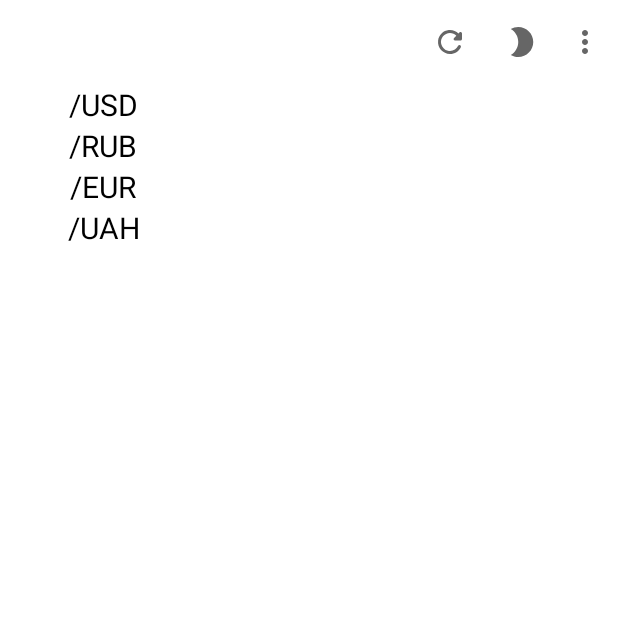
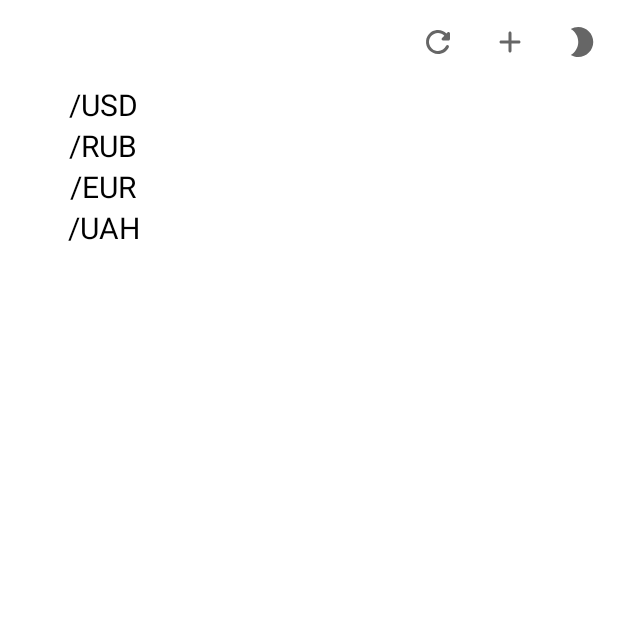
Before and after one commit to cloy123/CryptoState, an Android app: the screen it shows after launch (MainActivity), item 2 of the bottom bar chosen, on a phone screen of 412 x 824 dp, the top half of it. Run offline under Robolectric (Android 15) with nearby library versions, the phone set to English and light mode, and no system bars; 15 statements that could not run were skipped.

Commit message:
изменил кнопку добавить

```diff
--- a/app/src/main/java/com/monsieur/cloy/cryptostate/ui/assets/AssetsRecyclerAdapter.kt
+++ b/app/src/main/java/com/monsieur/cloy/cryptostate/ui/assets/AssetsRecyclerAdapter.kt
@@ -47,11 +47,11 @@ class AssetsRecyclerAdapter() : RecyclerView.Adapter<AssetsRecyclerAdapter.ViewH
             holder.averagePrice.text = item.averagePrice.toString()
             holder.change.text = item.change.toString()
             if(item.isDefaultFiatAsset){
-                holder.delete.visibility = View.GONE
+              //  holder.delete.visibility = View.GONE
                 holder.linearAveragePrice.visibility = View.GONE
                 holder.linearChange.visibility = View.GONE
             }else{
-                holder.delete.visibility = View.VISIBLE
+               // holder.delete.visibility = View.VISIBLE
                 holder.linearAveragePrice.visibility = View.VISIBLE
                 holder.linearChange.visibility = View.VISIBLE
             }
--- a/app/src/main/java/com/monsieur/cloy/cryptostate/ui/main/MainFragment.kt
+++ b/app/src/main/java/com/monsieur/cloy/cryptostate/ui/main/MainFragment.kt
@@ -6,12 +6,13 @@ import android.view.LayoutInflater
 import android.view.View
 import android.view.ViewGroup
 import androidx.lifecycle.ViewModelProvider
+import com.google.android.material.tabs.TabLayout
 import com.google.android.material.tabs.TabLayoutMediator
 import com.monsieur.cloy.cryptostate.databinding.FragmentMainBinding
 import com.monsieur.cloy.cryptostate.utilits.changeToolBar
 import com.monsieur.cloy.cryptostate.viewModels.MainViewModel
 
-class MainFragment : Fragment() {
+class MainFragment : Fragment(), TabLayout.OnTabSelectedListener {
 
     private var _binding: FragmentMainBinding? = null
     private val binding get() = _binding!!
@@ -35,6 +36,7 @@ class MainFragment : Fragment() {
     override fun onResume() {
         super.onResume()
         changeToolBar(menu = true, homeButton = false, "")
+        binding.tabs.selectTab(binding.tabs.getTabAt(mainViewModel.currentTabPosition))
     }
 
     private fun createViewPager(){
@@ -47,5 +49,16 @@ class MainFragment : Fragment() {
             }
         }
         tabLayoutMediator.attach()
+        binding.tabs.addOnTabSelectedListener(this)
     }
+
+    override fun onTabSelected(tab: TabLayout.Tab?) {
+        if(mainViewModel != null){
+            mainViewModel.currentTabPosition = binding.tabs.selectedTabPosition
+        }
+    }
+
+    override fun onTabUnselected(tab: TabLayout.Tab?) {}
+
+    override fun onTabReselected(tab: TabLayout.Tab?) {}
 }
--- a/app/src/main/java/com/monsieur/cloy/cryptostate/ui/main/ViewPagerAdapter.kt
+++ b/app/src/main/java/com/monsieur/cloy/cryptostate/ui/main/ViewPagerAdapter.kt
@@ -13,7 +13,6 @@ class ViewPagerAdapter(fragmentActivity: FragmentActivity): FragmentStateAdapter
     }
 
     override fun createFragment(position: Int): Fragment {
-
         return when(position){
             0 -> PagePrices.newInstance()
             1 -> PageAssets.newInstance()
--- a/app/src/main/java/com/monsieur/cloy/cryptostate/ui/prices/PricesRecyclerAdapter.kt
+++ b/app/src/main/java/com/monsieur/cloy/cryptostate/ui/prices/PricesRecyclerAdapter.kt
@@ -45,8 +45,10 @@ class PricesRecyclerAdapter() : RecyclerView.Adapter<PricesRecyclerAdapter.ViewH
             holder.mainPrice.text = item.getMainPrice().toString()
             if(item.isDefaultFiatPrice){
                 holder.delete.visibility = View.GONE
+                holder.url.visibility = View.GONE
             }else{
                 holder.delete.visibility = View.VISIBLE
+                holder.url.visibility = View.VISIBLE
             }
             holder.card.setOnClickListener {
                 if(holder.isOpen){
--- a/app/src/main/java/com/monsieur/cloy/cryptostate/viewModels/MainViewModel.kt
+++ b/app/src/main/java/com/monsieur/cloy/cryptostate/viewModels/MainViewModel.kt
@@ -26,7 +26,7 @@ class MainViewModel: ViewModel() {
     private var usdPrices = UsdPrices()
     var assets : MutableLiveData<Assets> = MutableLiveData()
     private var dataController = DataController()
-
+    var currentTabPosition = 0
 
 
     fun refresh(){
--- a/app/src/main/res/drawable/ic_round_add_24.xml
+++ b/app/src/main/res/drawable/ic_round_add_24.xml
@@ -1,11 +1,10 @@
 <vector xmlns:android="http://schemas.android.com/apk/res/android"
-    xmlns:app="http://schemas.android.com/apk/res-auto"
     android:width="24dp"
     android:height="24dp"
     android:viewportWidth="24"
     android:viewportHeight="24"
-    android:tint="@color/white">
+    android:tint="?attr/colorControlNormal">
   <path
-      android:fillColor="@color/white"
+      android:fillColor="@android:color/white"
       android:pathData="M18,13h-5v5c0,0.55 -0.45,1 -1,1s-1,-0.45 -1,-1v-5H6c-0.55,0 -1,-0.45 -1,-1s0.45,-1 1,-1h5V6c0,-0.55 0.45,-1 1,-1s1,0.45 1,1v5h5c0.55,0 1,0.45 1,1s-0.45,1 -1,1z"/>
 </vector>
--- a/app/src/main/res/menu/main_fragment_menu.xml
+++ b/app/src/main/res/menu/main_fragment_menu.xml
@@ -5,14 +5,12 @@
         android:icon="@drawable/ic_round_refresh_24"
         app:showAsAction="ifRoom"
         android:title="@string/refresh" />
+    <item android:id="@+id/action_add"
+        android:title="@string/add"
+        android:icon="@drawable/ic_round_add_24"
+        app:showAsAction="ifRoom"/>
     <item android:id="@+id/action_mode"
         android:icon="@drawable/ic_baseline_mode_night_24"
         app:showAsAction="ifRoom"
         android:title="@string/mode"/>
-    <item android:id="@+id/action_add_price"
-        android:title="@string/add_price_title"
-        app:showAsAction="never"/>
-    <item android:id="@+id/action_add_asset"
-        android:title="@string/add_asset_title"
-        app:showAsAction="never"/>
 </menu>
```
Also changed, not shown: app/src/main/java/com/monsieur/cloy/cryptostate/MainActivity.kt (+7 -7 lines).
